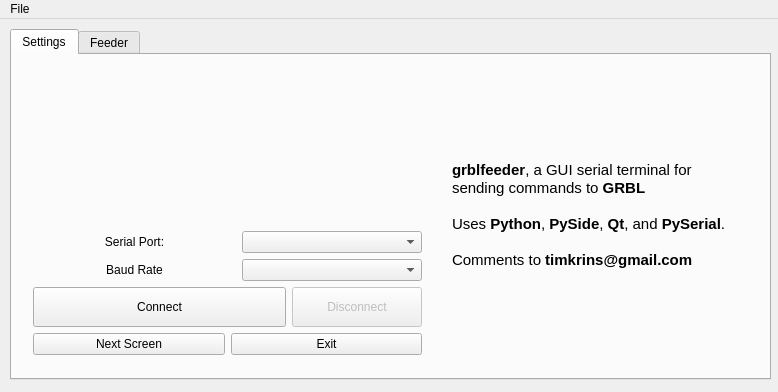
This is mainwindow.ui in timkrins/grblfeedr as Qt 5 draws it before an edit. The edited form follows.
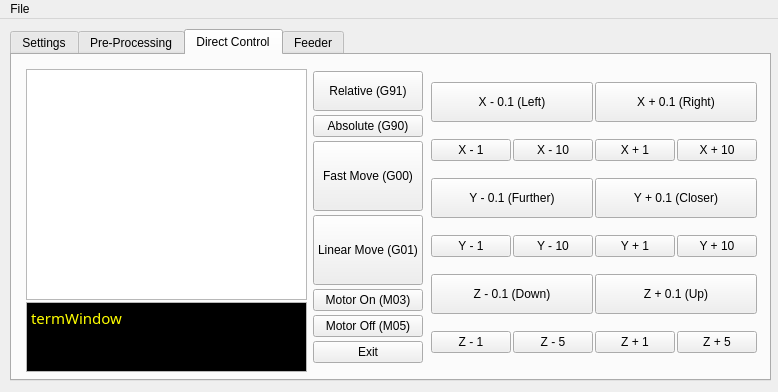
This is the edited form. Icons and pictures are not drawn.

```diff
--- a/mainwindow.ui
+++ b/mainwindow.ui
@@ -39,16 +39,25 @@
   </property>
   <widget class="QWidget" name="centralWidget">
    <widget class="QTabWidget" name="tabWidget">
+    <property name="enabled">
+     <bool>true</bool>
+    </property>
     <property name="geometry">
      <rect>
       <x>10</x>
       <y>10</y>
       <width>761</width>
-      <height>351</height>
+      <height>352</height>
      </rect>
     </property>
+    <property name="tabPosition">
+     <enum>QTabWidget::North</enum>
+    </property>
+    <property name="tabShape">
+     <enum>QTabWidget::Rounded</enum>
+    </property>
     <property name="currentIndex">
-     <number>0</number>
+     <number>2</number>
     </property>
     <widget class="QWidget" name="tab_2">
      <attribute name="title">
@@ -64,6 +73,9 @@
        </rect>
       </property>
       <layout class="QVBoxLayout" name="verticalLayout">
+       <property name="margin">
+        <number>5</number>
+       </property>
        <item>
         <widget class="QLabel" name="label_2">
          <property name="text">
@@ -82,6 +94,9 @@
        </item>
        <item>
         <layout class="QHBoxLayout" name="horizontalLayout">
+         <property name="margin">
+          <number>5</number>
+         </property>
          <item>
           <widget class="QLabel" name="label_3">
            <property name="text">
@@ -115,6 +130,9 @@
        </item>
        <item>
         <layout class="QHBoxLayout" name="horizontalLayout_2">
+         <property name="margin">
+          <number>5</number>
+         </property>
          <item>
           <widget class="QLabel" name="label_4">
            <property name="text">
@@ -151,6 +169,9 @@
        </item>
        <item>
         <layout class="QHBoxLayout" name="horizontalLayout_4">
+         <property name="margin">
+          <number>5</number>
+         </property>
          <item>
           <widget class="QPushButton" name="connectButton">
            <property name="minimumSize">
@@ -190,6 +211,9 @@
        </item>
        <item>
         <layout class="QHBoxLayout" name="horizontalLayout_3">
+         <property name="margin">
+          <number>5</number>
+         </property>
          <item>
           <widget class="QPushButton" name="nextScreen">
            <property name="text">
@@ -237,6 +261,689 @@
       </property>
      </widget>
     </widget>
+    <widget class="QWidget" name="tab_3">
+     <property name="autoFillBackground">
+      <bool>true</bool>
+     </property>
+     <attribute name="title">
+      <string>Pre-Processing</string>
+     </attribute>
+     <widget class="QWidget" name="horizontalLayoutWidget">
+      <property name="geometry">
+       <rect>
+        <x>10</x>
+        <y>10</y>
+        <width>731</width>
+        <height>311</height>
+       </rect>
+      </property>
+      <layout class="QHBoxLayout" name="horizontalLayout_5">
+       <property name="spacing">
+        <number>5</number>
+       </property>
+       <property name="margin">
+        <number>5</number>
+       </property>
+       <item>
+        <layout class="QVBoxLayout" name="verticalLayout_4">
+         <property name="leftMargin">
+          <number>0</number>
+         </property>
+         <property name="topMargin">
+          <number>5</number>
+         </property>
+         <property name="rightMargin">
+          <number>0</number>
+         </property>
+         <property name="bottomMargin">
+          <number>5</number>
+         </property>
+         <item>
+          <widget class="QLabel" name="label_6">
+           <property name="text">
+            <string>Input</string>
+           </property>
+          </widget>
+         </item>
+         <item>
+          <widget class="QTextEdit" name="textEdit_2">
+           <property name="acceptDrops">
+            <bool>false</bool>
+           </property>
+           <property name="verticalScrollBarPolicy">
+            <enum>Qt::ScrollBarAlwaysOff</enum>
+           </property>
+           <property name="readOnly">
+            <bool>true</bool>
+           </property>
+           <property name="textInteractionFlags">
+            <set>Qt::NoTextInteraction</set>
+           </property>
+          </widget>
+         </item>
+        </layout>
+       </item>
+       <item>
+        <layout class="QVBoxLayout" name="verticalLayout_5">
+         <property name="leftMargin">
+          <number>5</number>
+         </property>
+         <property name="topMargin">
+          <number>25</number>
+         </property>
+         <property name="rightMargin">
+          <number>5</number>
+         </property>
+         <property name="bottomMargin">
+          <number>5</number>
+         </property>
+         <item>
+          <widget class="QScrollBar" name="verticalScrollBar">
+           <property name="minimumSize">
+            <size>
+             <width>25</width>
+             <height>0</height>
+            </size>
+           </property>
+           <property name="orientation">
+            <enum>Qt::Vertical</enum>
+           </property>
+          </widget>
+         </item>
+        </layout>
+       </item>
+       <item>
+        <layout class="QVBoxLayout" name="verticalLayout_3">
+         <property name="leftMargin">
+          <number>0</number>
+         </property>
+         <property name="topMargin">
+          <number>5</number>
+         </property>
+         <property name="rightMargin">
+          <number>0</number>
+         </property>
+         <property name="bottomMargin">
+          <number>5</number>
+         </property>
+         <item>
+          <widget class="QLabel" name="label_7">
+           <property name="text">
+            <string>Processed</string>
+           </property>
+          </widget>
+         </item>
+         <item>
+          <widget class="QTextEdit" name="textEdit_3">
+           <property name="acceptDrops">
+            <bool>false</bool>
+           </property>
+           <property name="verticalScrollBarPolicy">
+            <enum>Qt::ScrollBarAlwaysOff</enum>
+           </property>
+           <property name="readOnly">
+            <bool>true</bool>
+           </property>
+           <property name="textInteractionFlags">
+            <set>Qt::NoTextInteraction</set>
+           </property>
+          </widget>
+         </item>
+        </layout>
+       </item>
+       <item>
+        <layout class="QVBoxLayout" name="verticalLayout_2">
+         <property name="leftMargin">
+          <number>0</number>
+         </property>
+         <property name="topMargin">
+          <number>5</number>
+         </property>
+         <property name="rightMargin">
+          <number>0</number>
+         </property>
+         <property name="bottomMargin">
+          <number>5</number>
+         </property>
+         <item>
+          <widget class="QPushButton" name="pushButton">
+           <property name="sizePolicy">
+            <sizepolicy hsizetype="Minimum" vsizetype="Fixed">
+             <horstretch>0</horstretch>
+             <verstretch>0</verstretch>
+            </sizepolicy>
+           </property>
+           <property name="minimumSize">
+            <size>
+             <width>0</width>
+             <height>60</height>
+            </size>
+           </property>
+           <property name="text">
+            <string>Load File</string>
+           </property>
+          </widget>
+         </item>
+         <item>
+          <widget class="QPushButton" name="pushButton_3">
+           <property name="sizePolicy">
+            <sizepolicy hsizetype="Minimum" vsizetype="Fixed">
+             <horstretch>0</horstretch>
+             <verstretch>0</verstretch>
+            </sizepolicy>
+           </property>
+           <property name="minimumSize">
+            <size>
+             <width>0</width>
+             <height>40</height>
+            </size>
+           </property>
+           <property name="text">
+            <string>Process</string>
+           </property>
+          </widget>
+         </item>
+         <item>
+          <widget class="QPushButton" name="pushButton_2">
+           <property name="text">
+            <string>Next</string>
+           </property>
+          </widget>
+         </item>
+         <item>
+          <widget class="QPushButton" name="exitButton4">
+           <property name="text">
+            <string>Exit</string>
+           </property>
+          </widget>
+         </item>
+        </layout>
+       </item>
+      </layout>
+     </widget>
+    </widget>
+    <widget class="QWidget" name="tab_4">
+     <attribute name="title">
+      <string>Direct Control</string>
+     </attribute>
+     <widget class="QWidget" name="horizontalLayoutWidget_2">
+      <property name="geometry">
+       <rect>
+        <x>10</x>
+        <y>10</y>
+        <width>741</width>
+        <height>311</height>
+       </rect>
+      </property>
+      <layout class="QHBoxLayout" name="horizontalLayout_6">
+       <property name="spacing">
+        <number>2</number>
+       </property>
+       <property name="margin">
+        <number>2</number>
+       </property>
+       <item>
+        <layout class="QVBoxLayout" name="verticalLayout_7">
+         <property name="spacing">
+          <number>2</number>
+         </property>
+         <property name="margin">
+          <number>2</number>
+         </property>
+         <item>
+          <widget class="QGraphicsView" name="graphicsView"/>
+         </item>
+         <item>
+          <widget class="QTextEdit" name="termWindow_2">
+           <property name="maximumSize">
+            <size>
+             <width>16777215</width>
+             <height>70</height>
+            </size>
+           </property>
+           <property name="palette">
+            <palette>
+             <active>
+              <colorrole role="Text">
+               <brush brushstyle="SolidPattern">
+                <color alpha="255">
+                 <red>255</red>
+                 <green>255</green>
+                 <blue>0</blue>
+                </color>
+               </brush>
+              </colorrole>
+              <colorrole role="Base">
+               <brush brushstyle="SolidPattern">
+                <color alpha="255">
+                 <red>0</red>
+                 <green>0</green>
+                 <blue>0</blue>
+                </color>
+               </brush>
+              </colorrole>
+             </active>
+             <inactive>
+              <colorrole role="Text">
+               <brush brushstyle="SolidPattern">
+                <color alpha="255">
+                 <red>255</red>
+                 <green>255</green>
+                 <blue>0</blue>
+                </color>
+               </brush>
+              </colorrole>
+              <colorrole role="Base">
+               <brush brushstyle="SolidPattern">
+                <color alpha="255">
+                 <red>0</red>
+                 <green>0</green>
+                 <blue>0</blue>
+                </color>
+               </brush>
+              </colorrole>
+             </inactive>
+             <disabled>
+              <colorrole role="Text">
+               <brush brushstyle="SolidPattern">
+                <color alpha="255">
+                 <red>120</red>
+                 <green>120</green>
+                 <blue>120</blue>
+                </color>
+               </brush>
+              </colorrole>
+              <colorrole role="Base">
+               <brush brushstyle="SolidPattern">
+                <color alpha="255">
+                 <red>240</red>
+                 <green>240</green>
+                 <blue>240</blue>
+                </color>
+               </brush>
+              </colorrole>
+             </disabled>
+            </palette>
+           </property>
+           <property name="font">
+            <font>
+             <family>Terminal_Hex</family>
+             <pointsize>8</pointsize>
+             <weight>50</weight>
+             <bold>false</bold>
+            </font>
+           </property>
+           <property name="cursor" stdset="0">
+            <cursorShape>ArrowCursor</cursorShape>
+           </property>
+           <property name="mouseTracking">
+            <bool>true</bool>
+           </property>
+           <property name="focusPolicy">
+            <enum>Qt::NoFocus</enum>
+           </property>
+           <property name="acceptDrops">
+            <bool>false</bool>
+           </property>
+           <property name="frameShadow">
+            <enum>QFrame::Plain</enum>
+           </property>
+           <property name="verticalScrollBarPolicy">
+            <enum>Qt::ScrollBarAlwaysOff</enum>
+           </property>
+           <property name="horizontalScrollBarPolicy">
+            <enum>Qt::ScrollBarAlwaysOff</enum>
+           </property>
+           <property name="lineWrapMode">
+            <enum>QTextEdit::NoWrap</enum>
+           </property>
+           <property name="readOnly">
+            <bool>true</bool>
+           </property>
+           <property name="html">
+            <string>&lt;!DOCTYPE HTML PUBLIC &quot;-//W3C//DTD HTML 4.0//EN&quot; &quot;http://www.w3.org/TR/REC-html40/strict.dtd&quot;&gt;
+&lt;html&gt;&lt;head&gt;&lt;meta name=&quot;qrichtext&quot; content=&quot;1&quot; /&gt;&lt;style type=&quot;text/css&quot;&gt;
+p, li { white-space: pre-wrap; }
+&lt;/style&gt;&lt;/head&gt;&lt;body style=&quot; font-family:'Terminal_Hex'; font-size:8pt; font-weight:400; font-style:normal;&quot;&gt;
+&lt;p style=&quot; margin-top:0px; margin-bottom:0px; margin-left:0px; margin-right:0px; -qt-block-indent:0; text-indent:0px;&quot;&gt;&lt;span style=&quot; font-size:11pt;&quot;&gt;termWindow&lt;/span&gt;&lt;/p&gt;&lt;/body&gt;&lt;/html&gt;</string>
+           </property>
+           <property name="textInteractionFlags">
+            <set>Qt::NoTextInteraction</set>
+           </property>
+          </widget>
+         </item>
+        </layout>
+       </item>
+       <item>
+        <layout class="QVBoxLayout" name="verticalLayout_8">
+         <property name="spacing">
+          <number>2</number>
+         </property>
+         <property name="margin">
+          <number>2</number>
+         </property>
+         <item>
+          <widget class="QPushButton" name="go_g91">
+           <property name="minimumSize">
+            <size>
+             <width>0</width>
+             <height>40</height>
+            </size>
+           </property>
+           <property name="text">
+            <string>Relative (G91)</string>
+           </property>
+          </widget>
+         </item>
+         <item>
+          <widget class="QPushButton" name="go_g90">
+           <property name="text">
+            <string>Absolute (G90)</string>
+           </property>
+          </widget>
+         </item>
+         <item>
+          <widget class="QPushButton" name="go_g00">
+           <property name="minimumSize">
+            <size>
+             <width>0</width>
+             <height>70</height>
+            </size>
+           </property>
+           <property name="text">
+            <string>Fast Move (G00)</string>
+           </property>
+          </widget>
+         </item>
+         <item>
+          <widget class="QPushButton" name="go_g01">
+           <property name="minimumSize">
+            <size>
+             <width>110</width>
+             <height>70</height>
+            </size>
+           </property>
+           <property name="text">
+            <string>Linear Move (G01)</string>
+           </property>
+          </widget>
+         </item>
+         <item>
+          <widget class="QPushButton" name="go_m03">
+           <property name="text">
+            <string>Motor On (M03)</string>
+           </property>
+          </widget>
+         </item>
+         <item>
+          <widget class="QPushButton" name="go_m05">
+           <property name="text">
+            <string>Motor Off (M05)</string>
+           </property>
+          </widget>
+         </item>
+         <item>
+          <widget class="QPushButton" name="exitButton3">
+           <property name="text">
+            <string>Exit</string>
+           </property>
+          </widget>
+         </item>
+        </layout>
+       </item>
+       <item>
+        <layout class="QVBoxLayout" name="verticalLayout_6">
+         <property name="spacing">
+          <number>2</number>
+         </property>
+         <property name="margin">
+          <number>2</number>
+         </property>
+         <item>
+          <layout class="QHBoxLayout" name="horizontalLayout_7">
+           <property name="spacing">
+            <number>2</number>
+           </property>
+           <property name="margin">
+            <number>2</number>
+           </property>
+           <item>
+            <widget class="QPushButton" name="go_m_x01">
+             <property name="sizePolicy">
+              <sizepolicy hsizetype="Minimum" vsizetype="Fixed">
+               <horstretch>0</horstretch>
+               <verstretch>0</verstretch>
+              </sizepolicy>
+             </property>
+             <property name="minimumSize">
+              <size>
+               <width>0</width>
+               <height>40</height>
+              </size>
+             </property>
+             <property name="text">
+              <string>X - 0.1 (Left)</string>
+             </property>
+            </widget>
+           </item>
+           <item>
+            <widget class="QPushButton" name="go_p_x01">
+             <property name="minimumSize">
+              <size>
+               <width>0</width>
+               <height>40</height>
+              </size>
+             </property>
+             <property name="text">
+              <string>X + 0.1 (Right)</string>
+             </property>
+            </widget>
+           </item>
+          </layout>
+         </item>
+         <item>
+          <layout class="QHBoxLayout" name="horizontalLayout_8">
+           <property name="spacing">
+            <number>2</number>
+           </property>
+           <property name="margin">
+            <number>2</number>
+           </property>
+           <item>
+            <widget class="QPushButton" name="go_m_x1">
+             <property name="text">
+              <string>X - 1</string>
+             </property>
+            </widget>
+           </item>
+           <item>
+            <widget class="QPushButton" name="go_m_x10">
+             <property name="text">
+              <string>X - 10</string>
+             </property>
+            </widget>
+           </item>
+           <item>
+            <widget class="QPushButton" name="go_p_x1">
+             <property name="text">
+              <string>X + 1</string>
+             </property>
+            </widget>
+           </item>
+           <item>
+            <widget class="QPushButton" name="go_p_x10">
+             <property name="text">
+              <string>X + 10</string>
+             </property>
+            </widget>
+           </item>
+          </layout>
+         </item>
+         <item>
+          <layout class="QHBoxLayout" name="horizontalLayout_9">
+           <property name="spacing">
+            <number>2</number>
+           </property>
+           <property name="margin">
+            <number>2</number>
+           </property>
+           <item>
+            <widget class="QPushButton" name="go_m_y01">
+             <property name="sizePolicy">
+              <sizepolicy hsizetype="Minimum" vsizetype="Fixed">
+               <horstretch>0</horstretch>
+               <verstretch>0</verstretch>
+              </sizepolicy>
+             </property>
+             <property name="minimumSize">
+              <size>
+               <width>0</width>
+               <height>40</height>
+              </size>
+             </property>
+             <property name="text">
+              <string>Y - 0.1 (Further)</string>
+             </property>
+            </widget>
+           </item>
+           <item>
+            <widget class="QPushButton" name="go_p_y01">
+             <property name="minimumSize">
+              <size>
+               <width>0</width>
+               <height>40</height>
+              </size>
+             </property>
+             <property name="text">
+              <string>Y + 0.1 (Closer)</string>
+             </property>
+            </widget>
+           </item>
+          </layout>
+         </item>
+         <item>
+          <layout class="QHBoxLayout" name="horizontalLayout_10">
+           <property name="spacing">
+            <number>2</number>
+           </property>
+           <property name="margin">
+            <number>2</number>
+           </property>
+           <item>
+            <widget class="QPushButton" name="go_m_y1">
+             <property name="text">
+              <string>Y - 1</string>
+             </property>
+            </widget>
+           </item>
+           <item>
+            <widget class="QPushButton" name="go_m_y10">
+             <property name="text">
+              <string>Y - 10</string>
+             </property>
+            </widget>
+           </item>
+           <item>
+            <widget class="QPushButton" name="go_p_y1">
+             <property name="text">
+              <string>Y + 1</string>
+             </property>
+            </widget>
+           </item>
+           <item>
+            <widget class="QPushButton" name="go_p_y10">
+             <property name="text">
+              <string>Y + 10</string>
+             </property>
+            </widget>
+           </item>
+          </layout>
+         </item>
+         <item>
+          <layout class="QHBoxLayout" name="horizontalLayout_12">
+           <property name="spacing">
+            <number>2</number>
+           </property>
+           <property name="margin">
+            <number>2</number>
+           </property>
+           <item>
+            <widget class="QPushButton" name="go_m_z01">
+             <property name="sizePolicy">
+              <sizepolicy hsizetype="Minimum" vsizetype="Fixed">
+               <horstretch>0</horstretch>
+               <verstretch>0</verstretch>
+              </sizepolicy>
+             </property>
+             <property name="minimumSize">
+              <size>
+               <width>0</width>
+               <height>40</height>
+              </size>
+             </property>
+             <property name="text">
+              <string>Z - 0.1 (Down)</string>
+             </property>
+            </widget>
+           </item>
+           <item>
+            <widget class="QPushButton" name="go_p_z01">
+             <property name="minimumSize">
+              <size>
+               <width>0</width>
+               <height>40</height>
+              </size>
+             </property>
+             <property name="text">
+              <string>Z + 0.1 (Up)</string>
+             </property>
+            </widget>
+           </item>
+          </layout>
+         </item>
+         <item>
+          <layout class="QHBoxLayout" name="horizontalLayout_11">
+           <property name="spacing">
+            <number>2</number>
+           </property>
+           <property name="margin">
+            <number>2</number>
+           </property>
+           <item>
+            <widget class="QPushButton" name="go_m_z1">
+             <property name="text">
+              <string>Z - 1</string>
+             </property>
+            </widget>
+           </item>
+           <item>
+            <widget class="QPushButton" name="go_m_z5">
+             <property name="text">
+              <string>Z - 5</string>
+             </property>
+            </widget>
+           </item>
+           <item>
+            <widget class="QPushButton" name="go_p_z1">
+             <property name="text">
+              <string>Z + 1</string>
+             </property>
+            </widget>
+           </item>
+           <item>
+            <widget class="QPushButton" name="go_p_z5">
+             <property name="text">
+              <string>Z + 5</string>
+             </property>
+            </widget>
+           </item>
+          </layout>
+         </item>
+        </layout>
+       </item>
+      </layout>
+     </widget>
+    </widget>
     <widget class="QWidget" name="tab">
      <attribute name="title">
       <string>Feeder</string>
```
Left out of the diff: 15 changed lines with no effect on the pictures.
